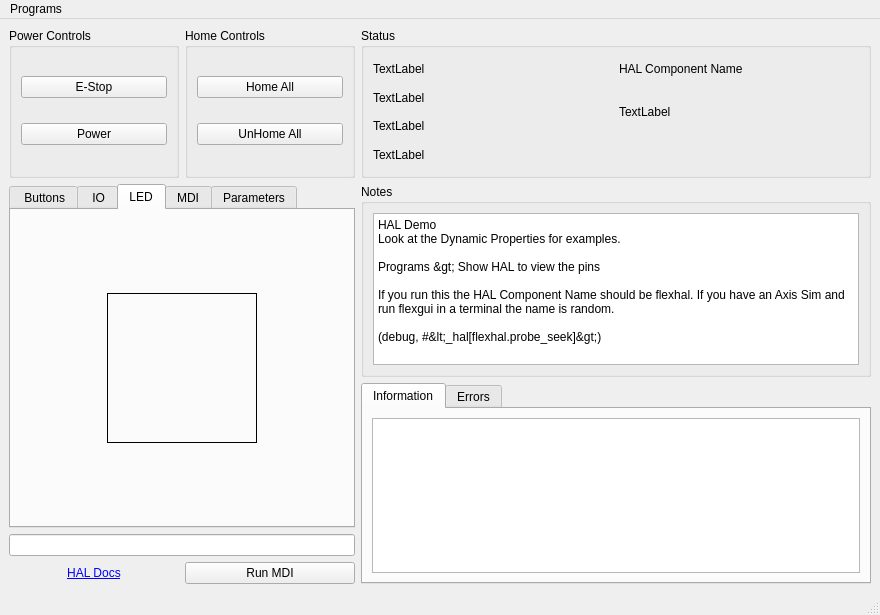
First picture: the form in examples/features/hal/hal.ui, repository jethornton/flexgui, before the edit.
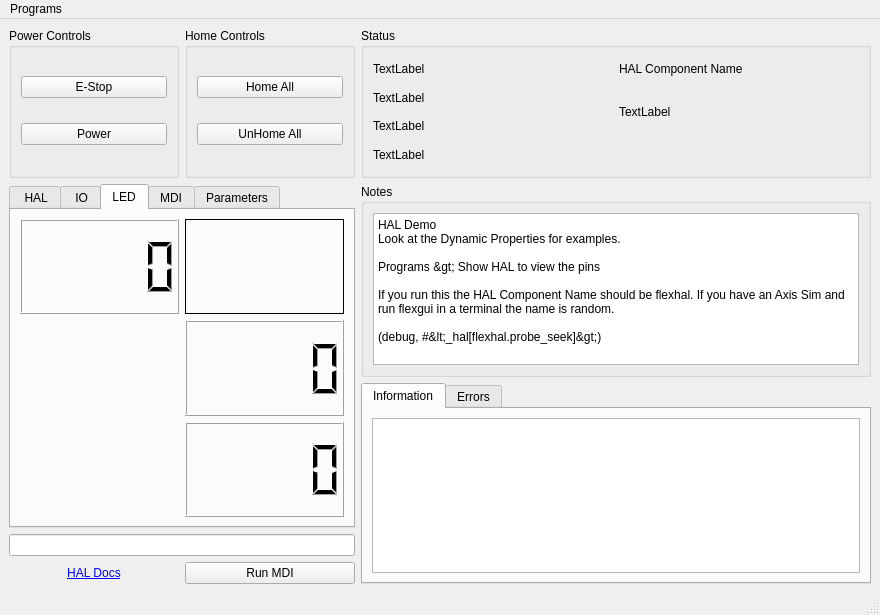
Second picture: the form after the edit. The open tabs and pages were chosen to show the change.

What changed in the file:
```diff
--- a/examples/features/hal/hal.ui
+++ b/examples/features/hal/hal.ui
@@ -197,7 +197,7 @@
       </property>
       <widget class="QWidget" name="tabWidget_3Page1">
        <attribute name="title">
-        <string> Buttons</string>
+        <string> HAL</string>
        </attribute>
        <layout class="QGridLayout" name="gridLayout_3">
         <item row="3" column="1">
@@ -535,20 +535,14 @@
         <string>LED</string>
        </attribute>
        <layout class="QGridLayout" name="gridLayout_10">
-        <item row="0" column="0">
+        <item row="0" column="1">
          <widget class="QLabel" name="label_25">
           <property name="sizePolicy">
-           <sizepolicy hsizetype="Fixed" vsizetype="Fixed">
+           <sizepolicy hsizetype="Preferred" vsizetype="Preferred">
             <horstretch>0</horstretch>
             <verstretch>0</verstretch>
            </sizepolicy>
           </property>
-          <property name="minimumSize">
-           <size>
-            <width>150</width>
-            <height>150</height>
-           </size>
-          </property>
           <property name="frameShape">
            <enum>QFrame::Box</enum>
           </property>
@@ -572,6 +566,39 @@
           </property>
          </widget>
         </item>
+        <item row="1" column="1">
+         <widget class="QLCDNumber" name="lcdNumber">
+          <property name="mode">
+           <enum>QLCDNumber::Dec</enum>
+          </property>
+          <property name="function" stdset="0">
+           <string>hal_pin</string>
+          </property>
+          <property name="hal_type" stdset="0">
+           <string>HAL_FLOAT</string>
+          </property>
+          <property name="pin_name" stdset="0">
+           <string>hal-lcd</string>
+          </property>
+         </widget>
+        </item>
+        <item row="2" column="1">
+         <widget class="QLCDNumber" name="lcdNumber_2">
+          <property name="function" stdset="0">
+           <string>hal_pin</string>
+          </property>
+          <property name="pin_name" stdset="0">
+           <string>hal-lcd-2</string>
+          </property>
+         </widget>
+        </item>
+        <item row="0" column="0">
+         <widget class="QLCDNumber" name="lcdNumber_3">
+          <property name="function" stdset="0">
+           <string>hal_pin</string>
+          </property>
+         </widget>
+        </item>
        </layout>
       </widget>
       <widget class="QWidget" name="tab_4">
```
Left out of the diff: 2 changed lines with no effect on the pictures.
